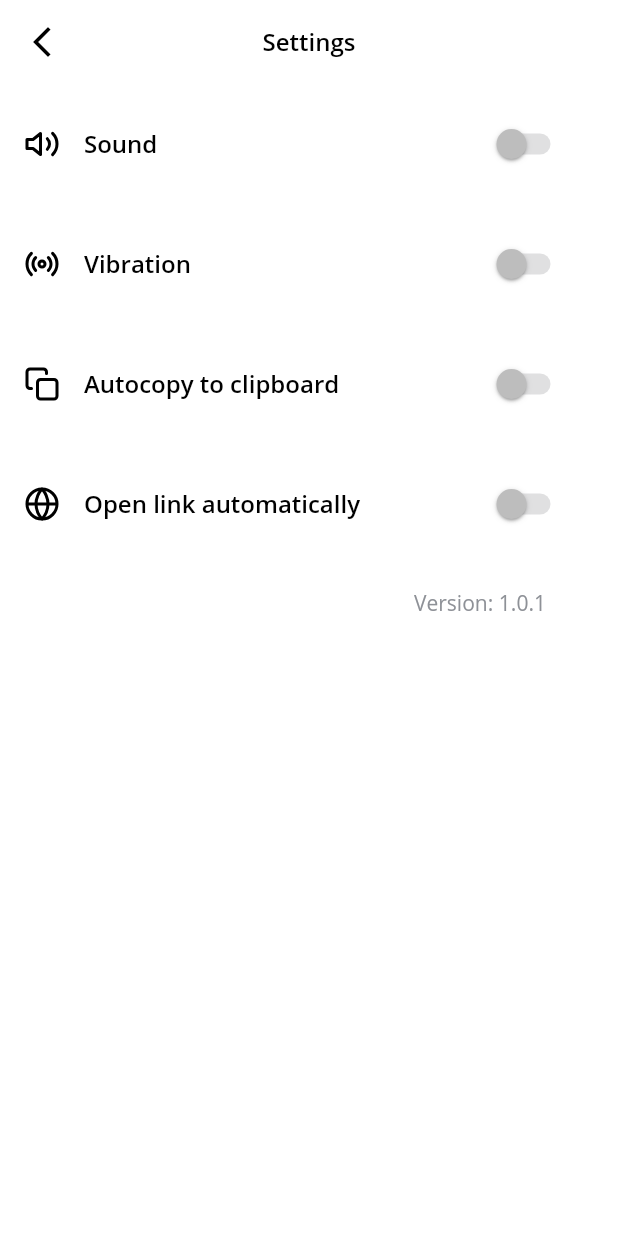
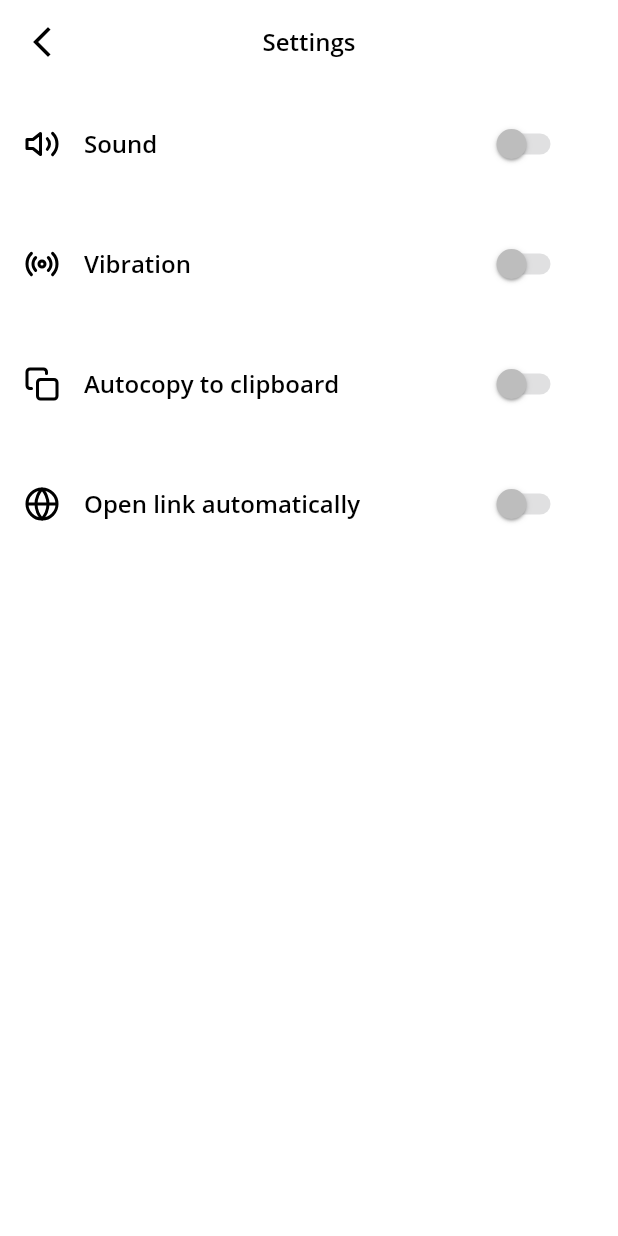
Before and after one commit to ArtemiyTkachenko/QrScanner, a Flutter app: the SettingsPage screen opened directly, on a phone screen of 412 x 824 dp. Run offline on Flutter 3.47's test engine with Material 2 defaults, Android fonts, the phone set to English and light mode, and no system bars; our stand-ins replace easy_localization, flutter_contacts, flutter_linkify, flutter_svg, hive, hive_flutter and 5 more; missing offline and left inert: qr_code_scanner, scan; accounts and stored records are empty.

Commit message:
Removed version from settings

```diff
--- a/lib/widgets/settings_page.dart
+++ b/lib/widgets/settings_page.dart
@@ -62,21 +62,6 @@ class _SettingsPageState extends State<SettingsPage> {
             SettingsSwitch(LocaleKeys.vibration, settingsVibration, vibration),
             SettingsSwitch(LocaleKeys.auto_copy, settingsCopy, autoCopy),
             SettingsSwitch(LocaleKeys.auto_open, settingsAutoOpen, autoOpen),
-            Padding(
-              padding: const EdgeInsets.fromLTRB(0.0, 16.0, 48.0, 0.0),
-              child: Expanded(
-                child: Align(
-                  alignment: Alignment.bottomRight,
-                    child: Text(
-                      "Version: " + appVersion,
-                      style: TextStyle(
-                          fontSize: size14,
-                          fontWeight: FontWeight.w500,
-                          color: primaryTextColor),
-                    ),
-                ),
-              ),
-            ),
           ],
         ),
       ),
```
